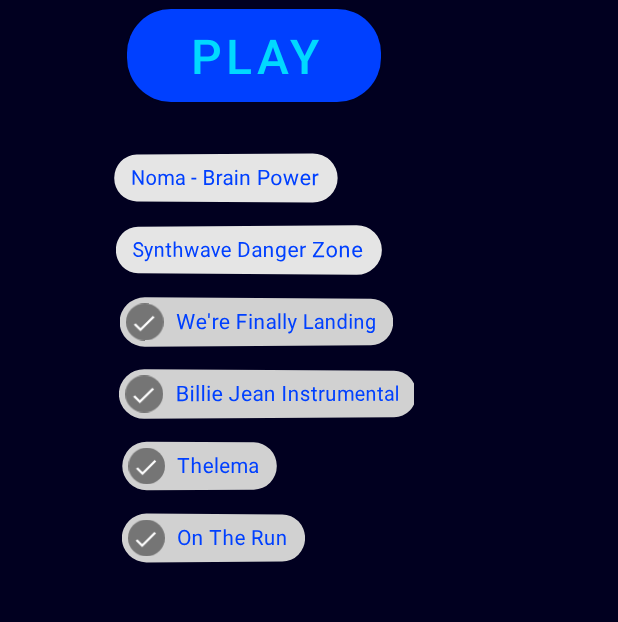
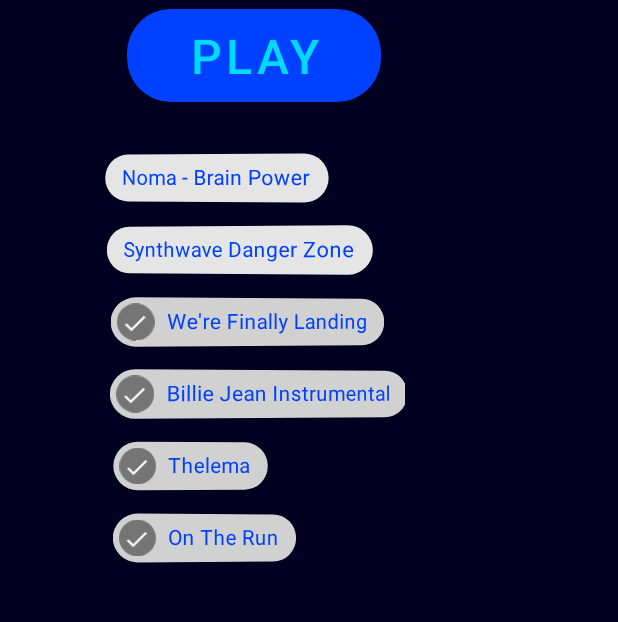
Before and after one commit to Zytronium/Astrobeat, an Android app: the screen it shows after launch (MainActivity), on a phone screen of 412 x 824 dp, the part 41-663 px from its top. Run offline under Robolectric (Android 15) with nearby library versions, the light colour scheme and no system bars.

Commit message:
fixed a UI bug

```diff
--- a/app/src/main/java/com/example/astrobeat/MainActivity.kt
+++ b/app/src/main/java/com/example/astrobeat/MainActivity.kt
@@ -56,7 +56,7 @@
         switches.forEach { switch: Chip ->
             switch.setOnCheckedChangeListener { chip, checked ->
                 animate(chip, View.ROTATION_Y, chip.rotationY, if(checked) 8F else -9F, 225)
-                animate(chip, View.TRANSLATION_X, chip.translationX, if(checked) 10f else -5F, 225)
+                animate(chip, View.TRANSLATION_X, chip.translationX, if(checked) 15.75F else -7.875F, 225)
             }
             /*switch.setOnDragListener { view, dragEvent ->
 
--- a/app/src/main/res/layout/activity_main.xml
+++ b/app/src/main/res/layout/activity_main.xml
@@ -42,7 +42,7 @@
 
     <com.google.android.material.chip.ChipGroup
         android:id="@+id/chipGroup"
-        android:layout_width="wrap_content"
+        android:layout_width="230dp"
         android:layout_height="wrap_content"
         android:clipToPadding="false"
         android:gravity="start|top"
```
